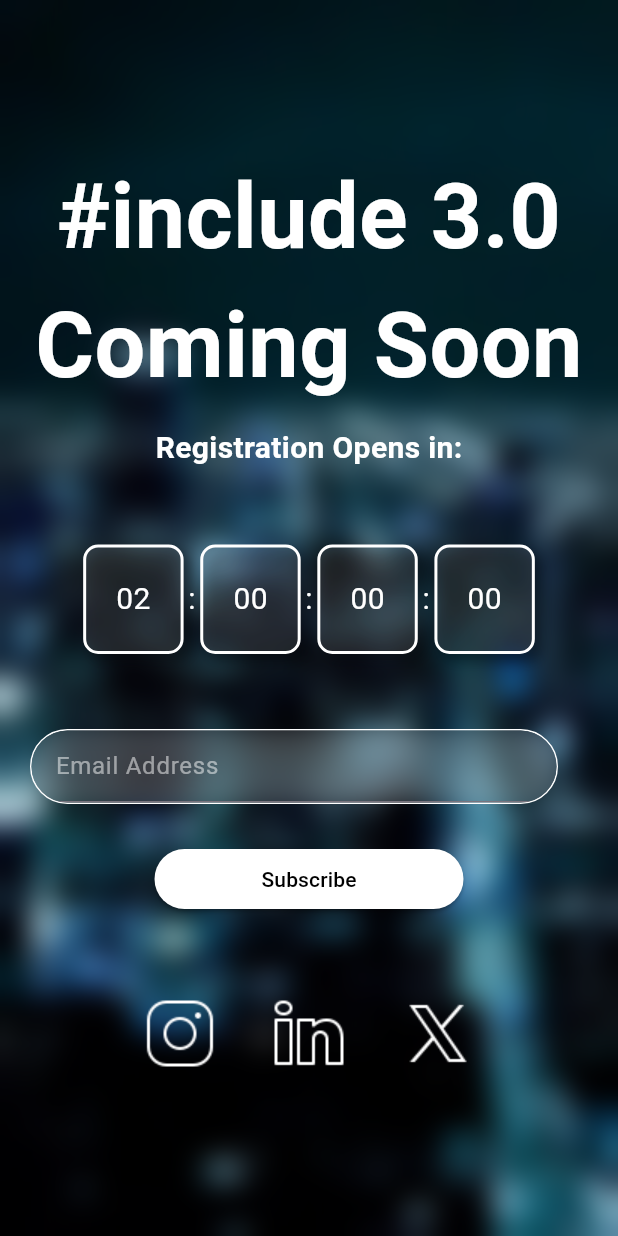
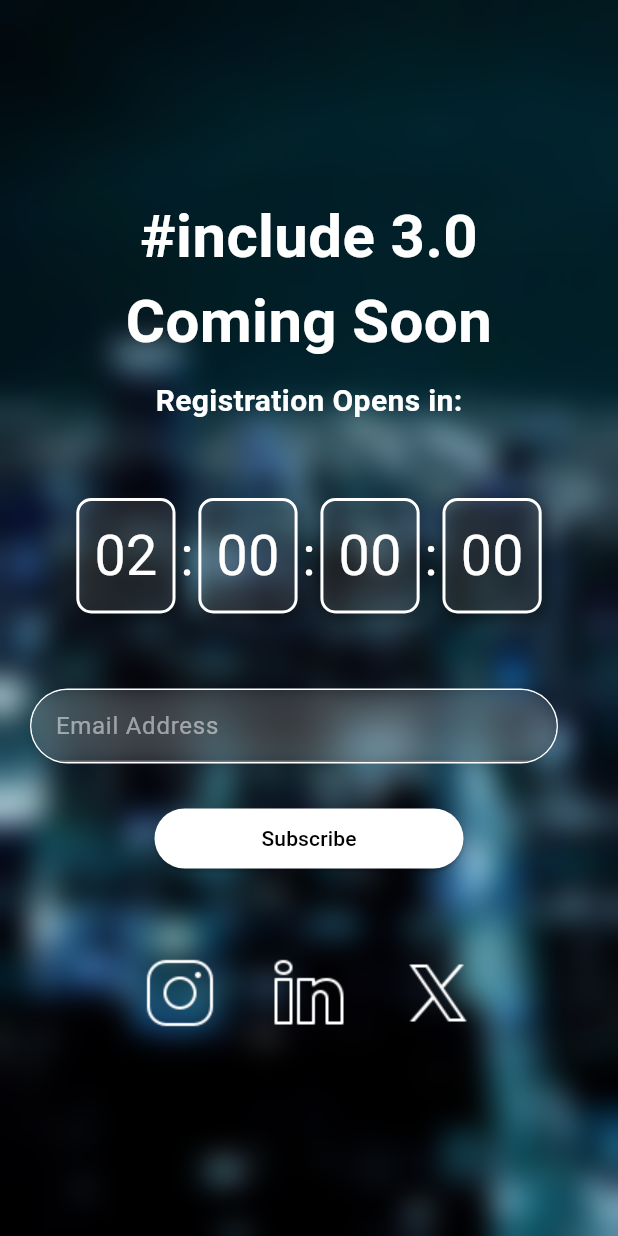
Before and after one commit to lakshya1goel/PC-Website, a Flutter app: the screen it shows after launch, on a phone screen of 412 x 824 dp. Run offline on Flutter 3.47's test engine with Material 3 defaults, Android fonts, the phone set to English and light mode, and no system bars; our stand-ins replace go_router, slide_countdown.

Commit message:
improve responsive design

```diff
--- a/lib/views/screens/landing_screen/landing_page.dart
+++ b/lib/views/screens/landing_screen/landing_page.dart
@@ -32,7 +32,7 @@ class LandingPage extends StatelessWidget {
                      Text(
                       '#include 3.0 Coming Soon',
                       style: TextStyle(
-                        fontSize: (60/screenWidth)*screenWidth,
+                        fontSize: max(40,screenWidth*0.05),
                         color: Colors.white,
                         fontWeight: FontWeight.bold,
                       ),
@@ -47,15 +47,15 @@ class LandingPage extends StatelessWidget {
                         fontWeight: FontWeight.bold,
                       ),
                     ),
-                     SizedBox(height: screenWidth <= 500 ?50:100),
+                     SizedBox(height: screenWidth < 500 ?50:100),
                     SlideCountdownSeparated(
                       duration: const Duration(days: 2),
                       style: TextStyle(
-                        fontSize: screenWidth <= 500 ?20:50,
+                        fontSize: screenWidth<500?screenWidth*0.09:50,
                         color: Colors.white,
                       ),
                       separatorStyle: TextStyle(
-                        fontSize: screenWidth <= 500 ?20:50,
+                        fontSize: screenWidth<500?screenWidth*0.09:50,
                         color: Colors.white,
                       ),
                       decoration: BoxDecoration(
@@ -74,11 +74,11 @@ class LandingPage extends StatelessWidget {
                           width: 2,
                         ),
                       ),
-                      padding: const EdgeInsets.all(20),
+                      padding: EdgeInsets.all(max(10,screenWidth*0.015)),
                     ),
                     const SizedBox(height: 50),
                     SizedBox(
-                      width: screenWidth >= 580?480:380, // Adjusted width to be 80% of screen width
+                      width: max(380,screenWidth*0.2),
                       child: Column(
                         children: [
                           Row(
@@ -87,35 +87,13 @@ class LandingPage extends StatelessWidget {
                               const CustomInputField(),
                               const SizedBox(width: 20,),
                               if(screenWidth >= 500)
-                              SizedBox(
-                                  height: 40,
-
-                                  child: ElevatedButton(
-                                    onPressed: () {},
-                                    style: ButtonStyle(
-                                      backgroundColor: MaterialStateProperty.all<Color>(Colors.white),
-                                      foregroundColor: MaterialStateProperty.all<Color>(Colors.black),
-                                    ),
-                                    child: const Text('Subscribe'),
-                                  )
-                              )
+                              const CustomButton()
                             ],
                           ),
                           if(screenWidth < 500)
                           const SizedBox(height: 30),
                           if(screenWidth < 500)
-                            SizedBox(
-                                height: 40,
-                                width: screenWidth <= 500 ?screenWidth*0.50:120,
-                                child: ElevatedButton(
-                                  onPressed: () {},
-                                  style: ButtonStyle(
-                                    backgroundColor: MaterialStateProperty.all<Color>(Colors.white),
-                                    foregroundColor: MaterialStateProperty.all<Color>(Colors.black),
-                                  ),
-                                  child: const Text('Subscribe'),
-                                )
-                            ),
+                            const CustomButton(),
                           const SizedBox(height: 50),
                           Row(
                             mainAxisAlignment: MainAxisAlignment.center,
@@ -140,3 +118,24 @@ class LandingPage extends StatelessWidget {
     );
   }
 }
+
+class CustomButton extends StatelessWidget {
+  const CustomButton({super.key});
+
+  @override
+  Widget build(BuildContext context) {
+    double screenWidth = MediaQuery.of(context).size.width;
+    return SizedBox(
+        height: 40,
+        width: screenWidth < 500 ?screenWidth*0.50:120,
+        child: ElevatedButton(
+          onPressed: () {},
+          style: ButtonStyle(
+            backgroundColor: MaterialStateProperty.all<Color>(Colors.white),
+            foregroundColor: MaterialStateProperty.all<Color>(Colors.black),
+          ),
+          child: const Text('Subscribe'),
+        )
+    );
+  }
+}
```
